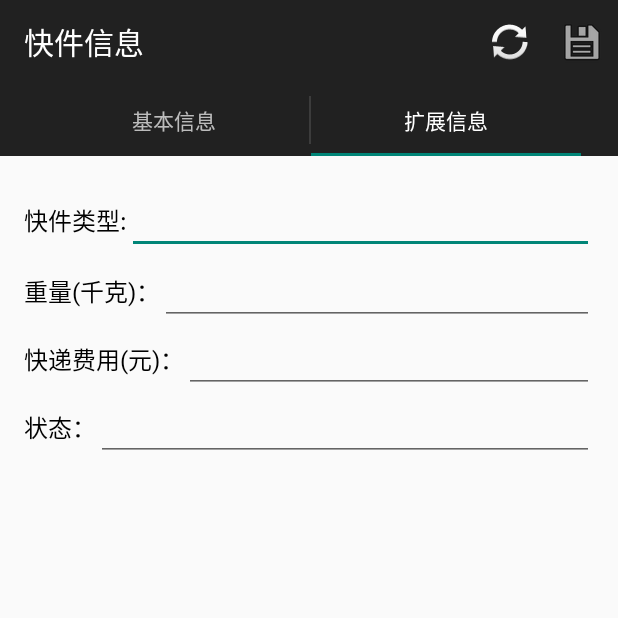
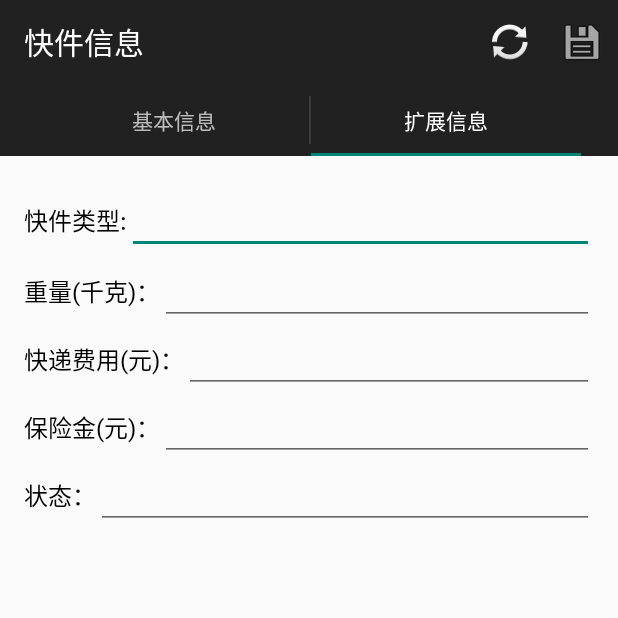
Before and after one commit to yxhhxy7/extrace, an Android app: the ExpressEditActivity screen opened directly, with no data from a screen before it, tab 2 chosen, on a phone screen of 412 x 824 dp, the top half of it. Run offline under Robolectric (Android 15) with nearby library versions, the phone set to English and light mode, and no system bars; 1 statement that could not run was skipped.

Commit message:
Revert "test"
This reverts commit 75b716f3

```diff
--- a/app/src/main/res/layout/fragment_express_edit2.xml
+++ b/app/src/main/res/layout/fragment_express_edit2.xml
@@ -90,6 +90,29 @@
         android:orientation="horizontal">
 
         <TextView
+            android:id="@+id/textView10"
+            android:layout_width="wrap_content"
+            android:layout_height="wrap_content"
+            android:text="保险金(元)："
+            android:textColor="#000000"
+            android:textSize="16dip" />
+
+        <EditText
+            android:id="@+id/ExpressSheetIsuFee"
+            android:layout_width="match_parent"
+            android:layout_height="wrap_content"
+            android:ems="10"
+            android:inputType="numberDecimal" />
+    </LinearLayout>
+
+    <LinearLayout
+        android:id="@+id/line5"
+        android:layout_width="match_parent"
+        android:layout_height="wrap_content"
+        android:layout_below="@id/line4"
+        android:orientation="horizontal">
+
+        <TextView
             android:id="@+id/textView9"
             android:layout_width="wrap_content"
             android:layout_height="wrap_content"
```
Also changed, not shown: gradle/wrapper/gradle-wrapper.properties, 900 other files.
